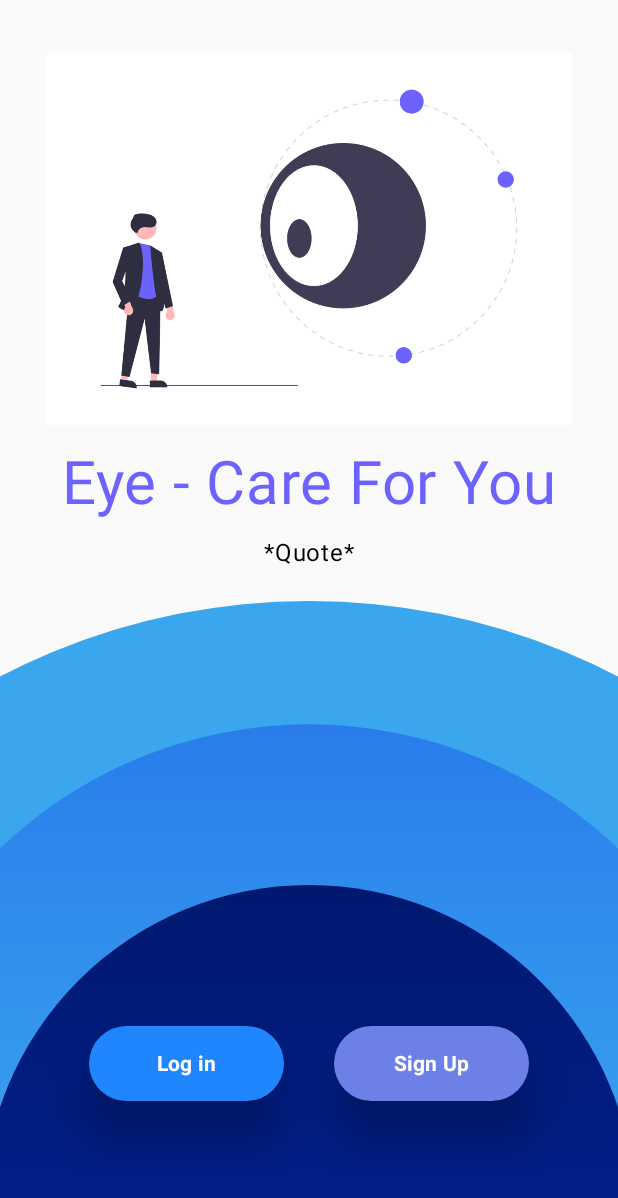
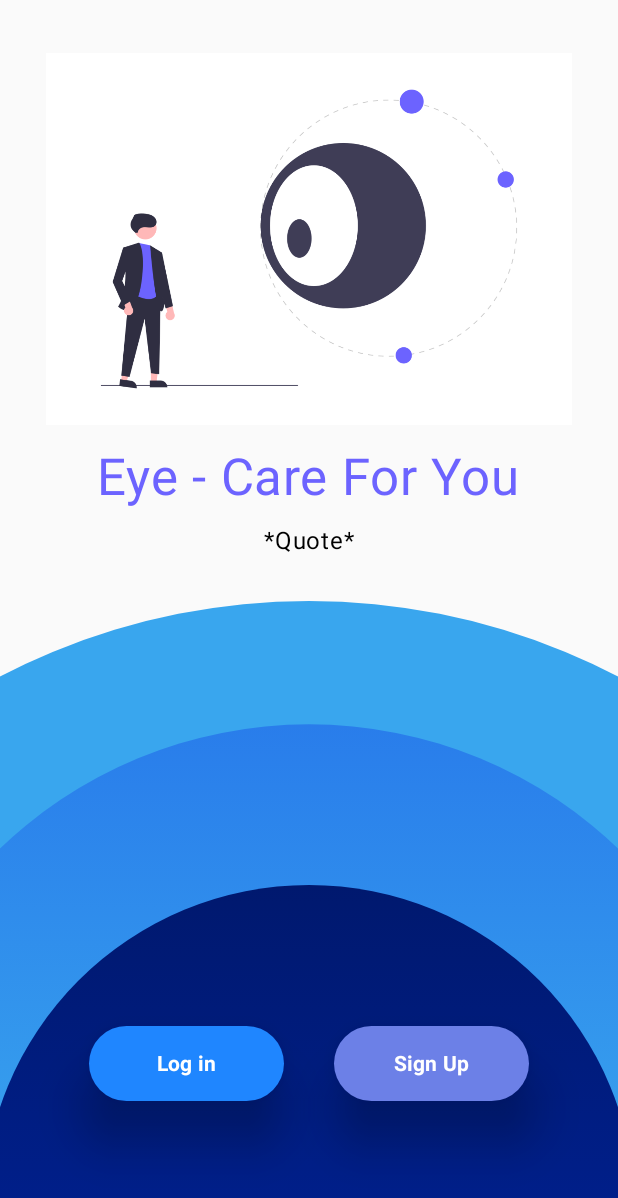
Before and after one commit to arthist03/Eye-Care-For-You, an Android app built with Jetpack Compose: the screen it shows after launch (MainActivity), on a phone screen of 412 x 824 dp. Shown: the top 1198 px of the screen. Run offline under Robolectric (Android 15) with nearby library versions, the phone set to English and light mode, and no system bars; our stand-ins replace Firebase (no records; nobody signed in at launch, a user with empty details on screens opened directly).

Commit message:
Unknown Role issue solved

```diff
--- a/app/src/main/java/com/example/eyecare/WelcomeHome/homeScreen.kt
+++ b/app/src/main/java/com/example/eyecare/WelcomeHome/homeScreen.kt
@@ -89,7 +89,7 @@ fun homeScreen(navController: NavController, authViewModel: AuthViewModel) {
 
             Spacer(modifier = Modifier.height(10.dp))
 
-            Text(text = "Eye - Care For You", fontSize = 40.sp, color = Color(0xFF6C63FF))
+            Text(text = "Eye - Care For You", fontSize = 34.sp, color = Color(0xFF6C63FF))
 
             Spacer(modifier = Modifier.height(10.dp))
 
--- a/app/src/main/java/com/example/eyecare/WelcomeHome/signUpScren.kt
+++ b/app/src/main/java/com/example/eyecare/WelcomeHome/signUpScren.kt
@@ -321,11 +321,11 @@ fun SignUpScreen(navController: NavController, authViewModel: AuthViewModel) {
                         onDismissRequest = { expanded = false },
                         modifier = Modifier.fillMaxWidth(.865f)
                     ) {
-                            roles.forEach { role ->
+                        roles.forEach { roles ->
                             DropdownMenuItem(
-                                    text = { Text(role) },
+                                text = { Text(roles) },
                                 onClick = {
-                                        selectedRole = role
+                                    selectedRole = roles
                                     expanded = false
                                 }
                             )
```
Also changed, not shown: app/src/main/java/com/example/eyecare/Extra/AuthViewModel.kt (+4 -3 lines). Lines whose indentation alone changed are shown as unchanged.
